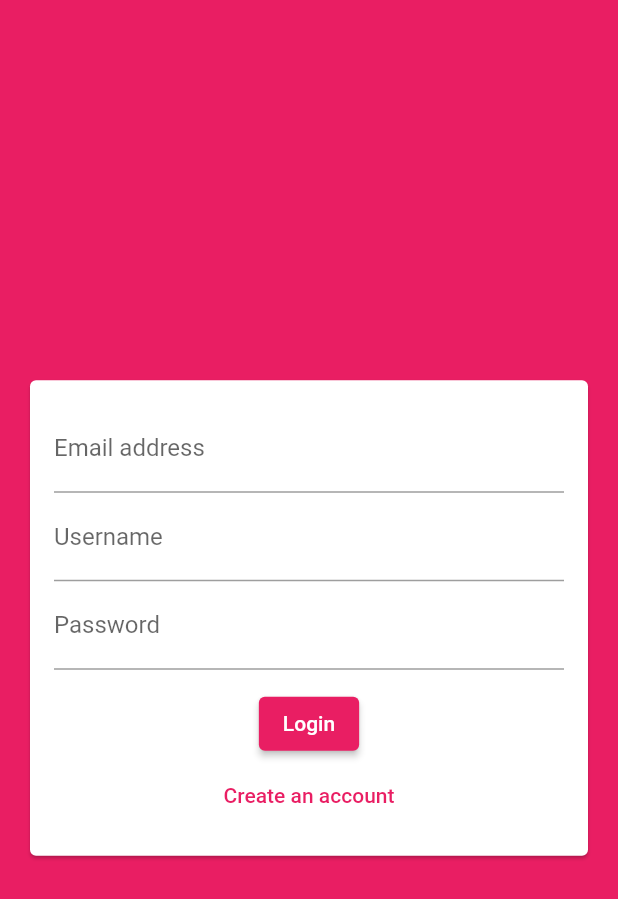
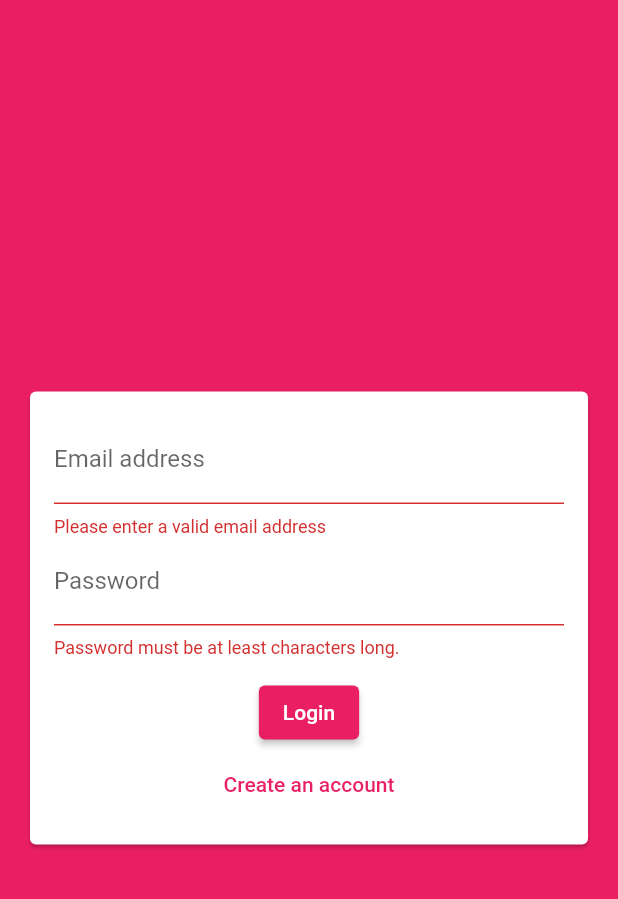
Before and after one commit to VazMF/chat-app, a Flutter app: the AuthScren screen opened directly, after a tap on "Login", on a phone screen of 412 x 824 dp. Shown: the top 899 px of the screen. Run offline on Flutter 3.47's test engine with Material 2 defaults, Android fonts, the phone set to English and light mode, and no system bars; our stand-ins replace cloud_firestore; accounts and stored records are empty.

Commit message:
Criando o formulario de autenticaçao

```diff
--- a/lib/widgets/auth/auth_form.dart
+++ b/lib/widgets/auth/auth_form.dart
@@ -6,6 +6,22 @@ class AuthForm extends StatefulWidget {
 }
 
 class _AuthFormState extends State<AuthForm> {
+  final _formKey = GlobalKey<FormState>();
+  var _isLogin = true;
+  var _userEmail = '';
+  var _userName = '';
+  var _userPassword = '';
+
+  void _trySubmit() {
+    final isValid = _formKey.currentState.validate();
+    FocusScope.of(context).unfocus();
+
+    if (isValid) {
+      _formKey.currentState.save();
+      // add logica do de request
+    }
+  }
+
   @override
   Widget build(BuildContext context) {
     return Center(
@@ -15,36 +31,74 @@ class _AuthFormState extends State<AuthForm> {
           child: Padding(
             padding: EdgeInsets.all(16),
             child: Form(
+              key: _formKey,
               child: Column(
                 mainAxisSize: MainAxisSize.min,
                 children: <Widget>[
                   TextFormField(
+                    key: ValueKey('email'),
+                    validator: (value) {
+                      if (value.isEmpty || !value.contains('@')) {
+                        return 'Please enter a valid email address';
+                      }
+                      return null;
+                    },
                     keyboardType: TextInputType.emailAddress,
                     decoration: InputDecoration(
                       labelText: 'Email address',
                     ),
+                    onSaved: (value) {
+                      _userEmail = value;
+                    },
                   ),
+                  if (!_isLogin)
+                    TextFormField(
+                      key: ValueKey('username'),
+                      validator: (value) {
+                        if (value.isEmpty || value.length < 4) {
+                          return 'Please enter at least 4 characters';
+                        }
+                        return null;
+                      },
+                      decoration: InputDecoration(
+                        labelText: 'Username',
+                      ),
+                      onSaved: (value) {
+                        _userName = value;
+                      },
+                    ),
                   TextFormField(
-                    decoration: InputDecoration(
-                      labelText: 'Username',
-                    ),
-                  ),
-                  TextFormField(
+                    key: ValueKey('password'),
+                    validator: (value) {
+                      if (value.isEmpty || value.length < 7) {
+                        return 'Password must be at least characters long.';
+                      }
+                      return null;
+                    },
                     obscureText: true,
                     decoration: InputDecoration(
                       labelText: 'Password',
                     ),
+                    onSaved: (value) {
+                      _userPassword = value;
+                    },
                   ),
                   SizedBox(
                     height: 12,
                   ),
                   ElevatedButton(
-                    onPressed: () {},
-                    child: Text('Login'),
+                    onPressed: _trySubmit,
+                    child: Text(_isLogin ? 'Login' : 'Signup'),
                   ),
                   TextButton(
-                    onPressed: () {},
-                    child: Text('Create an account'),
+                    onPressed: () {
+                      setState(() {
+                        _isLogin = !_isLogin;
+                      });
+                    },
+                    child: Text(_isLogin
+                        ? 'Create an account'
+                        : 'I arleady have an account'),
                   ),
                 ],
               ),
```
